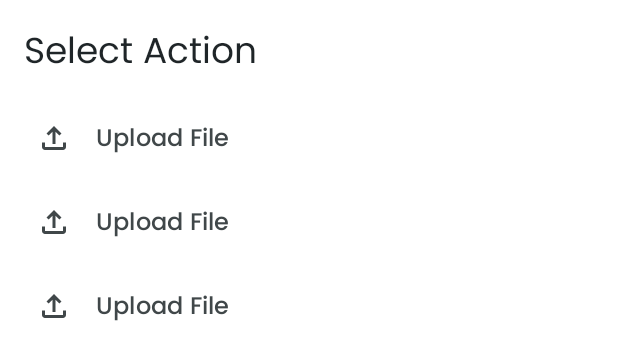
After one commit to Vaibhav2002/DocuBox-AndroidApp, an Android app: the layout options_bottom_sheet.xml on its own in the app's theme, with its tools: preview values and no code run, on a phone screen of 412 x 824 dp. The commit adds this screen. Shown: the top 360 px of the screen. Run offline under Robolectric (Android 15) with nearby library versions, the phone set to English and light mode, and no system bars.

Commit message:
File And Folder Options Menu added on Long Press

```diff
--- /dev/null
+++ b/app/src/main/res/layout/item_options.xml
@@ -0,0 +1,36 @@
+<?xml version="1.0" encoding="utf-8"?>
+<LinearLayout android:id="@+id/btnUploadFile"
+    android:layout_width="match_parent"
+    android:layout_height="wrap_content"
+    android:orientation="horizontal"
+    android:clickable="true"
+    android:focusable="true"
+    android:background="?android:attr/selectableItemBackground"
+    android:paddingVertical="8dp"
+    android:gravity="center_vertical"
+    xmlns:android="http://schemas.android.com/apk/res/android"
+    xmlns:app="http://schemas.android.com/apk/res-auto"
+    xmlns:tools="http://schemas.android.com/tools">
+
+    <ImageView
+        android:id="@+id/icon"
+        android:layout_width="24dp"
+        android:layout_height="24dp"
+        tools:src="@drawable/ic_file_upload"
+        android:layout_margin="8dp"
+        android:visibility="gone"
+        tools:visibility="visible"
+        app:tint="@color/colorSecondaryText" />
+
+    <TextView
+        android:id="@+id/text"
+        android:layout_width="wrap_content"
+        android:layout_height="wrap_content"
+        tools:text="Upload File"
+        android:includeFontPadding="false"
+        android:textAppearance="@style/TextAppearance.MdcTypographyStyles.TitleMedium"
+        android:layout_gravity="center_vertical"
+        android:textColor="@color/colorSecondaryText"
+        android:padding="8dp"/>
+
+</LinearLayout>
--- /dev/null
+++ b/app/src/main/res/layout/options_bottom_sheet.xml
@@ -0,0 +1,27 @@
+<?xml version="1.0" encoding="utf-8"?>
+<LinearLayout xmlns:android="http://schemas.android.com/apk/res/android"
+    xmlns:tools="http://schemas.android.com/tools"
+    android:layout_width="match_parent"
+    android:layout_height="wrap_content"
+    xmlns:app="http://schemas.android.com/apk/res-auto"
+    android:padding="16dp"
+    android:orientation="vertical"
+    tools:context=".ui.screens.dialogs.FileOptionsBottomSheetFragment">
+
+    <TextView
+        android:layout_width="wrap_content"
+        android:layout_height="wrap_content"
+        android:text="Select Action"
+        android:textAppearance="@style/TextAppearance.MdcTypographyStyles.HeadlineSmall"
+        android:textColor="?attr/colorOnBackground"/>
+
+    <androidx.recyclerview.widget.RecyclerView
+        android:id="@+id/optionsRv"
+        android:layout_width="match_parent"
+        android:layout_height="wrap_content"
+        android:nestedScrollingEnabled="false"
+        android:layout_marginTop="8dp"
+        app:layoutManager="androidx.recyclerview.widget.LinearLayoutManager"
+        tools:listitem="@layout/item_options"/>
+
+</LinearLayout>
```
Also changed, not shown: app/src/main/java/com/docubox/data/modes/local/FileOption.kt (added, +10 -0 lines), app/src/main/java/com/docubox/data/modes/local/FolderOptions.kt (added, +10 -0 lines), app/src/main/java/com/docubox/ui/screens/dialogs/FileOptionsBottomSheetFragment.kt (added, +44 -0 lines), app/src/main/java/com/docubox/ui/screens/dialogs/FolderOptionsBottomSheetFragment.kt (added, +44 -0 lines), app/src/main/java/com/docubox/ui/screens/main/documents/DocumentsFragment.kt (+37 -0 lines), app/src/main/java/com/docubox/util/Constants.kt (+17 -0 lines).
